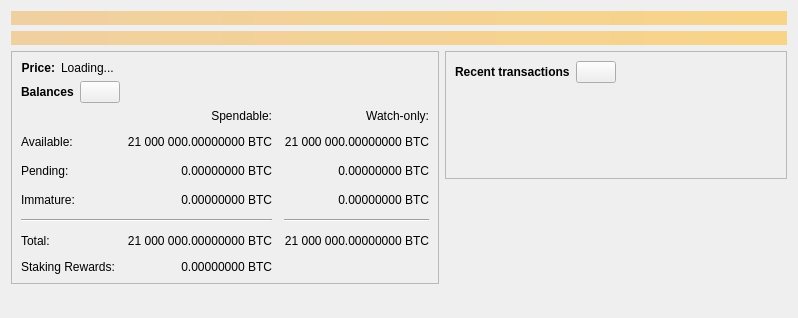
Before: the Qt Designer form src/qt/forms/overviewpage.ui in mateable/mateablecoin-24.x, drawn with Qt 5.
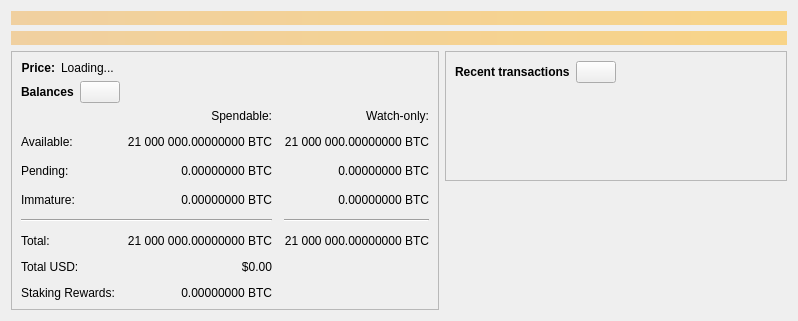
After: the same form once the commit is applied. Icons and pictures are not drawn. Custom widgets are drawn as their Qt base class.

Commit message: qt: Improvement add USD to total balance

The edit to the form file:
```diff
--- a/src/qt/forms/overviewpage.ui
+++ b/src/qt/forms/overviewpage.ui
@@ -350,13 +350,39 @@
              </widget>
             </item>
 <item row="6" column="0">
+ <widget class="QLabel" name="labelTotalUSDText">
+  <property name="text">
+   <string>Total USD:</string>
+  </property>
+ </widget>
+</item>
+<item row="6" column="1">
+ <widget class="QLabel" name="labelTotalUSD">
+  <property name="cursor">
+   <cursorShape>IBeamCursor</cursorShape>
+  </property>
+  <property name="toolTip">
+   <string>Your current total balance in USD</string>
+  </property>
+  <property name="text">
+   <string notr="true">$0.00</string>
+  </property>
+  <property name="alignment">
+   <set>Qt::AlignRight|Qt::AlignTrailing|Qt::AlignVCenter</set>
+  </property>
+  <property name="textInteractionFlags">
+   <set>Qt::LinksAccessibleByMouse|Qt::TextSelectableByKeyboard|Qt::TextSelectableByMouse</set>
+  </property>
+ </widget>
+</item>
+<item row="7" column="0">
  <widget class="QLabel" name="labelStakingRewardsText">
   <property name="text">
    <string>Staking Rewards:</string>
   </property>
  </widget>
 </item>
-<item row="6" column="1">
+<item row="7" column="1">
  <widget class="QLabel" name="labelStakingRewards">
   <property name="cursor">
    <cursorShape>IBeamCursor</cursorShape>
```
The commit also changes 2 other files.
